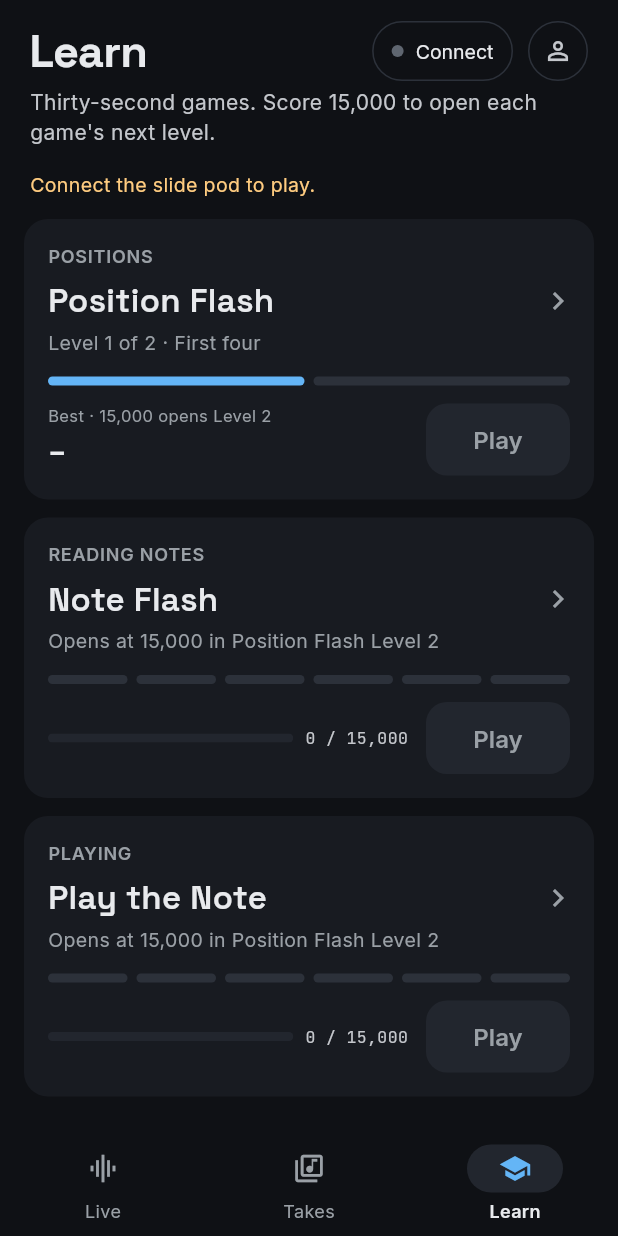
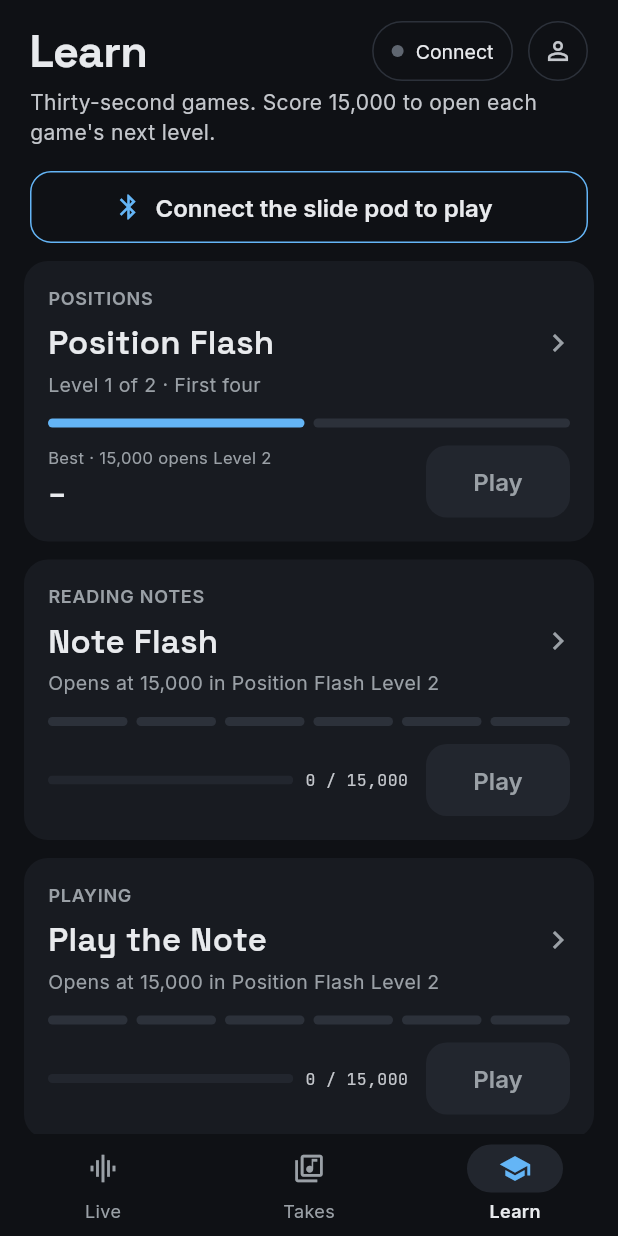
Before and after one commit to eddimull/slide-distance-display, a Flutter app: the screen it shows after launch, item 3 of the bottom bar chosen, on a phone screen of 412 x 824 dp. Run offline on Flutter 3.47's test engine with Material 3 defaults, Android fonts, the phone set to English and light mode, and no system bars; our stand-ins replace flutter_blue_plus, google_sign_in, just_audio, share_plus, shared_preferences, sign_in_with_apple and 1 more; missing offline and left inert: dart:js_interop, google_sign_in_web, record.

Commit message:
fix(app): "Connect the slide pod to play" connects it
On the Learn tab it was plain text that looked like a button, and tapping
it (the natural thing to do) did nothing. It's now a button that connects
the pod, as the pod pill does, on the tab and on a game's levels. The
levels screen also follows the connection as it changes (it's pushed on
top of the tab, which is what rebuilds), so Play turns on once the pod
connects there.

Co-Authored-By: Claude Opus 5.5 <noreply@anthropic.com>

```diff
--- a/app/slidepod/lib/learn_screen.dart
+++ b/app/slidepod/lib/learn_screen.dart
@@ -1,3 +1,4 @@
+import 'package:flutter/foundation.dart';
 import 'package:flutter/material.dart';
 
 import 'account.dart';
@@ -24,13 +25,42 @@ class LearnContext {
 
   /// The compact pod pill, for a round's header.
   final WidgetBuilder? pod;
+
+  /// Whether the pod is connected, as it changes (for screens pushed on
+  /// top of the tab), and how to connect it (null: can't from here, or
+  /// already connecting).
+  final ValueListenable<bool>? connection;
+  final VoidCallback? connect;
   const LearnContext(
       {required this.frames,
       required this.cal,
       required this.scores,
       this.account,
       this.ensureMic,
-      this.pod});
+      this.pod,
+      this.connection,
+      this.connect});
+}
+
+/// Not connected: a button that connects the pod (the same as the pod
+/// pill), or just the note when it can't connect from here.
+class ConnectPrompt extends StatelessWidget {
+  final VoidCallback? onConnect;
+  const ConnectPrompt({super.key, this.onConnect});
+
+  @override
+  Widget build(BuildContext context) => onConnect == null
+      ? const Text('Connect the slide pod to play.',
+          style: TextStyle(fontSize: 13, color: TakeStyle.warn))
+      : OutlinedButton.icon(
+          style: OutlinedButton.styleFrom(
+              minimumSize: const Size.fromHeight(48),
+              foregroundColor: TakeStyle.text,
+              side: const BorderSide(color: TakeStyle.accent)),
+          onPressed: onConnect,
+          icon: const Icon(Icons.bluetooth, size: 20, color: TakeStyle.accent),
+          label: const Text('Connect the slide pod to play'),
+        );
 }
 
 /// The score in a level that opens the next one.
@@ -213,10 +243,9 @@ class _LearnScreenState extends State<LearnScreen> {
                 style: const TextStyle(fontSize: 14, height: 1.45, color: TakeStyle.body)),
           ),
           if (!widget.connected)
-            const Padding(
-              padding: EdgeInsets.fromLTRB(4, 0, 4, 12),
-              child: Text('Connect the slide pod to play.',
-                  style: TextStyle(fontSize: 13, color: TakeStyle.warn)),
+            Padding(
+              padding: const EdgeInsets.fromLTRB(4, 0, 4, 12),
+              child: ConnectPrompt(onConnect: widget.learn.connect),
             ),
           for (final g in _games) _gameCard(g),
         ],
@@ -394,6 +423,25 @@ class LearnLevelsScreen extends StatefulWidget {
 class _LearnLevelsScreenState extends State<LearnLevelsScreen> {
   LearnGame get g => widget.game;
 
+  /// Connected now: from the app as it changes, else as it was on opening.
+  bool get _connected => widget.learn.connection?.value ?? widget.connected;
+
+  @override
+  void initState() {
+    super.initState();
+    widget.learn.connection?.addListener(_changed);
+  }
+
+  @override
+  void dispose() {
+    widget.learn.connection?.removeListener(_changed);
+    super.dispose();
+  }
+
+  void _changed() {
+    if (mounted) setState(() {});
+  }
+
   Future<void> _play(FlashGameSpec l) async {
     await playLevel(context, widget.learn, g, l);
     if (mounted) setState(() {});
@@ -441,10 +489,9 @@ class _LearnLevelsScreenState extends State<LearnLevelsScreen> {
           const SizedBox(height: 6),
           Text('${g.blurb} Score ${thousands(levelUpScore)} to open the next level.',
               style: const TextStyle(fontSize: 14, height: 1.45, color: TakeStyle.body)),
-          if (!widget.connected) ...[
-            const SizedBox(height: 8),
-            const Text('Connect the slide pod to play.',
-                style: TextStyle(fontSize: 13, color: TakeStyle.warn)),
+          if (!_connected) ...[
+            const SizedBox(height: 12),
+            ConnectPrompt(onConnect: widget.learn.connect),
           ],
           const SizedBox(height: 16),
           for (final (i, l) in g.levels.indexed)
@@ -458,7 +505,7 @@ class _LearnLevelsScreenState extends State<LearnLevelsScreen> {
                 padding: const EdgeInsets.fromLTRB(20, 8, 20, 16),
                 child: FilledButton(
                   style: FilledButton.styleFrom(minimumSize: const Size.fromHeight(52)),
-                  onPressed: widget.connected ? () => _play(cur) : null,
+                  onPressed: _connected ? () => _play(cur) : null,
                   child: Text('Play Level ${cur.level} · ${cur.levelName}'),
                 ),
               ),
@@ -545,7 +592,7 @@ class _LearnLevelsScreenState extends State<LearnLevelsScreen> {
         ),
         child: InkWell(
           borderRadius: BorderRadius.circular(14),
-          onTap: open && widget.connected ? () => _play(l) : null,
+          onTap: open && _connected ? () => _play(l) : null,
           child: Padding(
             padding: const EdgeInsets.symmetric(horizontal: 14, vertical: 12),
             child: row,
--- a/app/slidepod/lib/main.dart
+++ b/app/slidepod/lib/main.dart
@@ -78,6 +78,10 @@ class _HomePageState extends State<HomePage> {
   SlideData _data = const SlideData(rawMm: 0, filtMm: 0, position: 0);
   bool _scanning = false;
   bool _connected = false;
+
+  /// [_connected], for screens pushed on top (the Learn levels) that don't
+  /// rebuild with this one.
+  final _connection = ValueNotifier(false);
   late String _status = widget.autoMock ? 'Mock mode' : 'Tap to connect';
 
   // Velocity tracking
@@ -226,6 +230,7 @@ class _HomePageState extends State<HomePage> {
       if (mounted) {
         setState(() {
           _connected = c;
+          _connection.value = c;
           _ledSent = -1; // new link: the pod starts on its own colours
           _status = c
               ? (_source.isMock ? 'Mock connected' : 'Connected')
@@ -564,7 +569,9 @@ class _HomePageState extends State<HomePage> {
                     ensureMic: () async {
                       if (!_micActive && !_source.isMock) await _toggleMic();
                     },
-                    pod: (_) => _podPill(compact: true)),
+                    pod: (_) => _podPill(compact: true),
+                    connection: _connection,
+                    connect: _scanning ? null : _scanAndConnect),
                 connected: _connected,
               ),
       );
@@ -643,6 +650,7 @@ class _HomePageState extends State<HomePage> {
     _source = useMock ? SlidePodMock() : SlidePodBle();
     _data = const SlideData(rawMm: 0, filtMm: 0, position: 0);
     _connected = false;
+    _connection.value = false;
     _velocity = 0;
     _posHistory.clear();
     _livePos.reset();
```
Also changed, not shown: 1 other file.
